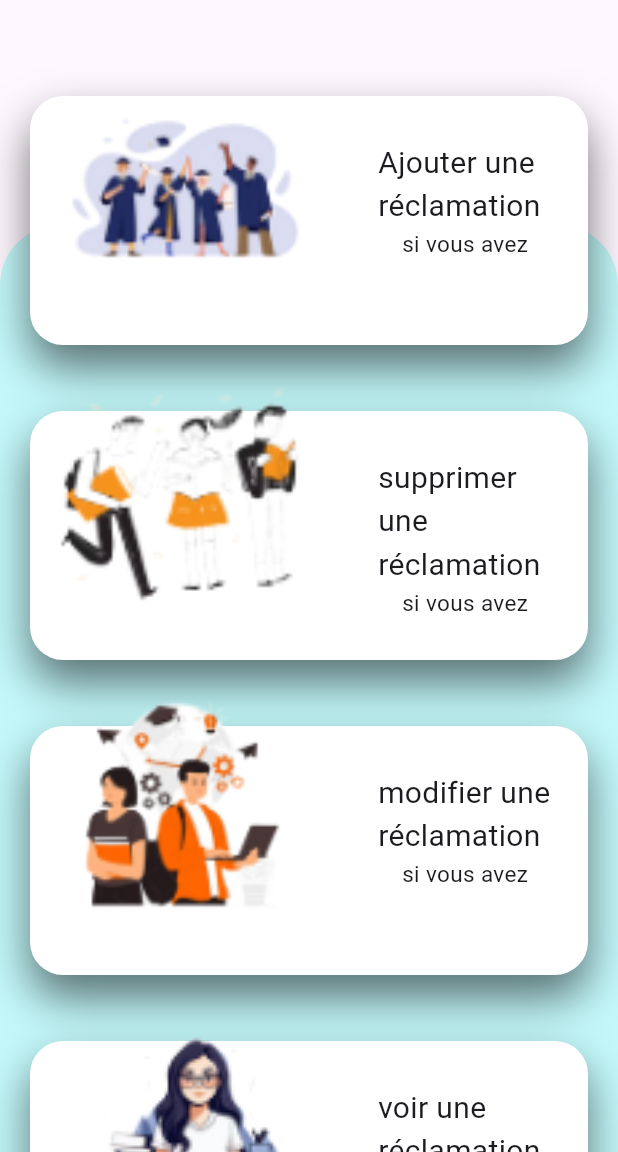
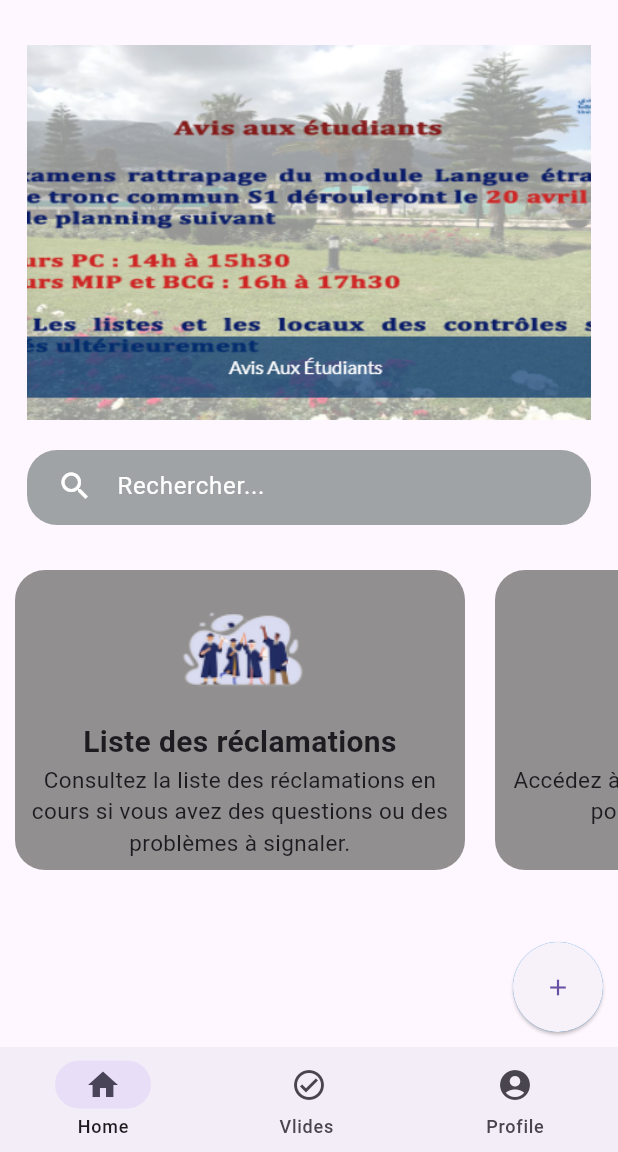
Before and after one commit to ImanAbarkane/gestion-des-reclamations-des-etudiants, a Flutter app: the Home screen opened directly, on a phone screen of 412 x 824 dp, the part 84-1236 px from its top. Run offline on Flutter 3.47's test engine with Material 3 defaults, Android fonts, the phone set to English and light mode, and no system bars; Roboto replaces fonts that are missing (countryName).

Commit message:
adding new files

```diff
--- a/lib/main.dart
+++ b/lib/main.dart
@@ -1,5 +1,6 @@
-import 'package:ereclamation_application_2/screens/Forgot_password.dart';
-import 'package:ereclamation_application_2/screens/home.dart';
+import 'package:ereclamation_application_2/screens/Application%20enseignant/acceuil.dart';
+import 'package:ereclamation_application_2/screens/Application%20etudiant/Forgot_password.dart';
+import 'package:ereclamation_application_2/screens/Application%20etudiant/home.dart';
 
 import 'package:flutter/material.dart';
 void main() {
@@ -19,7 +20,7 @@ class MyApp extends StatelessWidget {
 
       ),
       debugShowCheckedModeBanner: false,
-      home:Home(),
+      home:AcceuilEnseignant(),
     );
   }
 }
--- a/lib/models/cas_utilisation.dart
+++ b/lib/models/cas_utilisation.dart
@@ -20,33 +20,33 @@ class Cas_Utilisation {
 
   List<Cas_Utilisation>liste_fonctions= [
    Cas_Utilisation(
-    title: "Ajouter une réclamation",
-    subTitle: 'si vous avez ',
-     image: "images/1.png"),
+    title: "Liste des réclamations ",
+    subTitle: "Consultez la liste des réclamations en cours si vous avez des questions ou des problèmes à signaler.",
+     image:"images/1.png"),
 
 
      Cas_Utilisation(
-    title: "supprimer une réclamation",
-    subTitle: 'si vous avez ',
+    title: "liste des cours",
+    subTitle:  "Accédez à la liste des cours disponibles pour la session en cours.",
      image: "images/2.png"),
 
 
 
      Cas_Utilisation(
-    title: "modifier une réclamation",
-    subTitle: 'si vous avez ',
+    title: "Avoir une attestation",
+    subTitle: "Obtenez une attestation officielle pour diverses fins administratives.",
      image: "images/3.png"),
 
 
      Cas_Utilisation(
-    title: "voir une réclamation",
-    subTitle: 'si vous avez ',
+    title: "Demander un stage ",
+    subTitle: "Soumettez une demande de stage pour acquérir de l'expérience professionnelle.",
      image: "images/4.png"),
 
 
      Cas_Utilisation(
-    title: "liste,des réclamation",
-    subTitle: 'si vous avez ',
+    title: "Consulter les offres d'emploi",
+    subTitle: "Consultez les offres d'emploi disponibles pour les étudiants de la faculté des sciences à Tetouan.",
      image: "images/5.png")
 
   ];
--- a/lib/screens/Forgot_password.dart
+++ b/lib/screens/Application etudiant/Forgot_password.dart
@@ -3,7 +3,7 @@
 
 
 import 'package:ereclamation_application_2/consts/colors.dart';
-import 'package:ereclamation_application_2/screens/espace_enseignant.dart';
+import 'package:ereclamation_application_2/screens/Application%20enseignant/espace_enseignant.dart';
 import 'package:flutter/material.dart';
 
 
--- /dev/null
+++ b/lib/screens/Application etudiant/home.dart
@@ -0,0 +1,70 @@
+// ignore_for_file: prefer_const_literals_to_create_immutables, prefer_const_constructors
+
+import 'package:ereclamation_application_2/widgets/Home_Body.dart';
+import 'package:ereclamation_application_2/widgets/home2.dart';
+import 'package:flutter/material.dart';
+
+
+class Home extends StatelessWidget {
+  const Home({super.key});
+
+  @override
+  Widget build(BuildContext context) {
+    return Scaffold(
+     // backgroundColor: Color.fromARGB(95, 91, 133, 250),
+      appBar: homeAppBar(),
+     body: Home2(),
+     //HomeBody(),
+      bottomNavigationBar: navigatorbar_fonction(),
+    ) ;
+  }
+
+  NavigationBar navigatorbar_fonction() {
+    return NavigationBar(
+      height: 70,
+      destinations: [
+        NavigationDestination
+        (icon: Icon(Icons.home_outlined),
+        selectedIcon: Icon(Icons.home),
+         label: 'Home'
+         ),
+        /* NavigationDestination
+        (icon: Icon(Icons.add_box_outlined),
+        selectedIcon: Icon(Icons.add_box_outlined),
+         label: 'Add'
+         ),*/
+         NavigationDestination
+        (icon: Icon(Icons.check_circle_outline_outlined),
+        selectedIcon: Icon(Icons.home),
+         label: 'Vlides '
+         ),
+         NavigationDestination
+        (icon: Icon(Icons.account_circle),
+        selectedIcon: Icon(Icons.power_off_outlined),
+         label: 'Profile'
+         ),
+
+      ],
+    );
+  }
+
+  AppBar homeAppBar() {
+    return AppBar(
+      backgroundColor:  Colors.blue,
+       title: Center(child: Text('Acceuil')),
+       actions: [
+        IconButton(
+          onPressed: (){},
+          icon: Icon(
+            Icons.notifications,
+           )
+          ),
+
+       ],
+       leading: IconButton(
+        onPressed: (){},
+        icon:Icon(Icons.menu)
+        ),
+    );
+  }
+}
--- a/lib/screens/home.dart
+++ /dev/null
@@ -1,36 +0,0 @@
-import 'package:ereclamation_application_2/widgets/Home_Body.dart';
-import 'package:flutter/material.dart';
-
-
-class Home extends StatelessWidget {
-  const Home({super.key});
-
-  @override
-  Widget build(BuildContext context) {
-    return Scaffold(
-     // backgroundColor: Color.fromARGB(95, 91, 133, 250),
-      appBar: homeAppBar(),
-      body: HomeBody(),
-    ) ;
-  }
-
-  AppBar homeAppBar() {
-    return AppBar(
-      backgroundColor:  Colors.blue,
-       title: Center(child: Text('Acceuil')),
-       actions: [
-        IconButton(
-          onPressed: (){},
-          icon: Icon(
-            Icons.notifications,
-           )
-          ),
-
-       ],
-       leading: IconButton(
-        onPressed: (){},
-        icon:Icon(Icons.menu)
-        ),
-    );
-  }
-}
--- a/lib/widgets/Home_Body.dart
+++ b/lib/widgets/Home_Body.dart
@@ -43,6 +43,7 @@ class HomeBody extends StatelessWidget {
                   ),
                 )),
             ListView.builder(
+               //  scrollDirection: Axis.horizontal,
                   itemCount: liste_fonctions.length,
                   itemBuilder: (context, index) => fonction_card(
                     itemIndex: index,
--- /dev/null
+++ b/lib/widgets/home2.dart
@@ -0,0 +1,149 @@
+// ignore_for_file: prefer_const_constructors, prefer_const_literals_to_create_immutables
+
+import 'package:ereclamation_application_2/models/cas_utilisation.dart';
+import 'package:flutter/material.dart';
+
+
+class Home2 extends StatelessWidget {
+  const Home2({super.key});
+
+  @override
+  Widget build(BuildContext context) {
+    return SafeArea(
+      child: Column(
+        children: [
+          SizedBox(height: 30),
+          Container(
+  margin: EdgeInsets.only(right: 18, left: 18),
+  decoration: BoxDecoration(
+    color: Color.fromARGB(255, 233, 106, 106),
+    borderRadius: BorderRadius.circular(20),
+  ),
+  height: 250,
+  child:Image.asset("images/anonce.png",fit: BoxFit.cover,)
+),
+
+          SizedBox(height: 20),
+
+
+          //*******  bare de recherche ******* */
+          Container(
+            margin: EdgeInsets.only(left: 18,right: 18),
+            decoration: BoxDecoration(
+              color: Color.fromARGB(255, 160, 163, 165),
+              borderRadius: BorderRadius.circular(20),
+            ),
+            height: 50,
+            padding: EdgeInsets.symmetric(horizontal: 20),
+            child: TextField(
+              decoration: InputDecoration(
+                hintText: 'Rechercher...',
+                hintStyle: TextStyle(color: Colors.white),
+                icon: Icon(Icons.search, color: Colors.white),
+                border: InputBorder.none,
+              ),
+              style: TextStyle(color: Colors.white),
+              onChanged: (value) {
+                // Ajoutez ici la logique de recherche en fonction de la valeur saisie
+              },
+            ),
+          ),
+          SizedBox(height: 20),
+          Expanded(
+            child: ListView.builder(
+              scrollDirection: Axis.horizontal,
+              itemCount: liste_fonctions.length,
+              itemBuilder: (context, index) => fonction_card(
+                itemIndex: index,
+                cas_utili: liste_fonctions[index],
+              ),
+            ),
+          ),
+
+          ///**************button qui doit  naviger a la page d ajouter une reclamation  */
+          Align(
+            alignment: Alignment.topRight,
+            child: Container(
+              margin: EdgeInsets.only(bottom: 10, right: 10),
+              height: 60,
+              width: 60,
+              decoration: BoxDecoration(
+                color: Colors.blue,
+                shape: BoxShape
+                    .circle, // Définir la forme du conteneur comme un cercle
+              ),
+              child: ElevatedButton(
+                onPressed: () {
+                  // Ajoutez ici la logique que vous souhaitez exécuter lorsque le bouton est pressé
+                },
+                child: Icon(Icons.add),
+                style: ElevatedButton.styleFrom(
+                  shape:
+                      CircleBorder(), // Pour rendre le bouton circulaire à l'intérieur du conteneur circulaire
+                  padding: EdgeInsets.all(
+                      0), // Aucun espace de remplissage à l'intérieur du bouton
+                ),
+              ),
+            ),
+          )
+        ],
+      ),
+    );
+  }
+}
+
+class fonction_card extends StatelessWidget {
+  const fonction_card({
+    Key? key,
+    required this.itemIndex,
+    required this.cas_utili,
+  }) : super(key: key);
+
+  final int itemIndex;
+  final Cas_Utilisation cas_utili;
+
+  @override
+  Widget build(BuildContext context) {
+    return Container(
+      margin: EdgeInsets.symmetric(horizontal: 10, vertical: 10),
+      width: 300, // Largeur fixe pour chaque élément
+      child: Column(
+        crossAxisAlignment: CrossAxisAlignment.center,
+        children: [
+          Container(
+            height: 200,
+            width: 400,
+            decoration: BoxDecoration(
+              borderRadius: BorderRadius.circular(20),
+              color: Color.fromARGB(
+                  255, 145, 143, 143), // Placeholder pour l'image
+            ),
+            child: Column(
+              children: [
+                Container(
+                  height: 100,
+                  width: 100,
+                  child: Image.asset(
+                    cas_utili.image,
+                  ),
+                ),
+                Text(
+                  cas_utili.title,
+                  style: TextStyle(fontWeight: FontWeight.bold, fontSize: 20),
+                  textAlign: TextAlign.center,
+                ),
+                Text(
+                  cas_utili.subTitle,
+                  style: TextStyle(fontSize: 15),
+                  textAlign: TextAlign.center,
+                ),
+              ],
+            ),
+          ),
+          SizedBox(height: 5),
+          /*  */
+        ],
+      ),
+    );
+  }
+}
--- a/pubspec.yaml
+++ b/pubspec.yaml
@@ -28,6 +28,7 @@ environment:
 # the latest version available on pub.dev. To see which dependencies have newer
 # versions available, run `flutter pub outdated`.
 dependencies:
+
   flutter:
     sdk: flutter
 
```
Also changed, not shown: lib/models/etudiant.dart (added, +35 -0 lines), lib/models/reclamation.dart (added, +64 -0 lines), lib/screens/Application enseignant/acceuil.dart (added, +108 -0 lines), images/LOGO fs.png (added), images/anonce.png (added), images/image1.png (added), images/image_faculte.jpg (added), lib/screens/Application enseignant/espace_enseignant.dart (renamed from lib/screens/espace_enseignant.dart).
